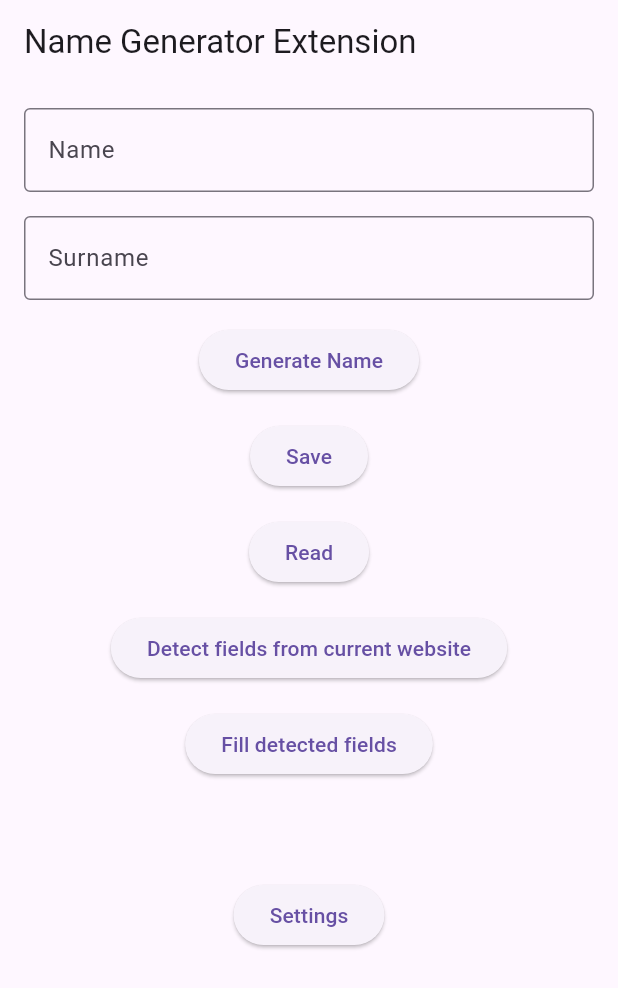
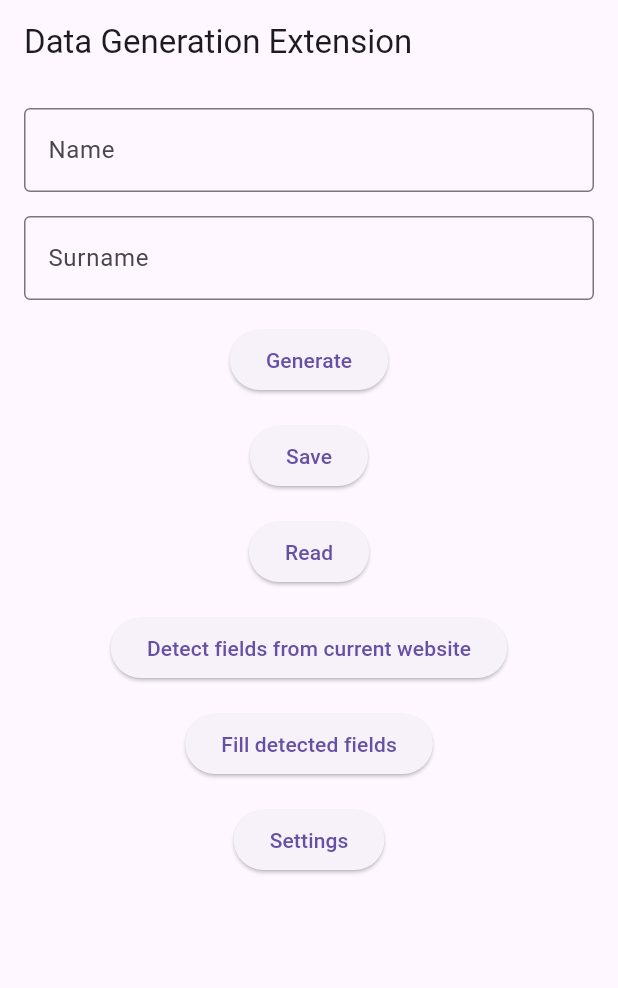
Before and after one commit to JustAnyones/obfusca-extension, a Flutter app: the screen it shows after launch, on a phone screen of 412 x 824 dp. Shown: the top 988 px of the screen. Run offline on Flutter 3.47's test engine with Material 3 defaults, Android fonts, the phone set to English and light mode, and no system bars; our stand-ins replace shared_preferences; missing offline and left inert: dart:js_interop; generated files the repository leaves out were written again.

Commit message:
Remove excess generated name textbox, string translations

```diff
--- a/lib/l10n/app_en.arb
+++ b/lib/l10n/app_en.arb
@@ -1,17 +1,15 @@
 {
-  "helloWorld": "Hello World!",
-  "ext_title": "Name Generator Extension",
+  "ext_title": "Data Generation Extension",
 
   "detect_fail": "Failed to detect fields",
 
   "generator_name_name": "Name",
   "generator_surname_name": "Surname",
-  "button_generate": "Generate Name",
+  "button_generate": "Generate",
 
   "button_save_entry": "Save",
-
+  "entry_saved": "Entry saved!",
   "missing_name_surname": "Enter name and surname",
-  "entry_saved": "Entry saved!",
 
   "settings_title": "Settings",
   "@settings_title": {
@@ -44,8 +42,5 @@
 
   "@ext_title": {
     "description": "Name and title of the extension"
-  },
-  "@helloWorld": {
-    "description": "The conventional newborn programmer greeting"
   }
 }
--- a/lib/widgets/generator.dart
+++ b/lib/widgets/generator.dart
@@ -25,8 +25,6 @@ class _NameGeneratorPageState extends State<NameGeneratorPage> {
 
   final TextEditingController _nameController = TextEditingController();
   final TextEditingController _surnameController = TextEditingController();
-
-  String _generatedName = "";
 
   int _frameId = -1;
   List<Map> _detectedFields = [];
@@ -72,9 +70,6 @@ class _NameGeneratorPageState extends State<NameGeneratorPage> {
         nameFreq.isEmpty ||
         surNames.isEmpty ||
         surNamesFreq.isEmpty) {
-      setState(() {
-        _generatedName = 'Error: Could not load name data.';
-      });
       return;
     }
 
@@ -115,7 +110,6 @@ class _NameGeneratorPageState extends State<NameGeneratorPage> {
     setState(() {
       _nameController.text = name;
       _surnameController.text = surname;
-      _generatedName = fullName;
     });
   }
 
@@ -240,11 +234,6 @@ class _NameGeneratorPageState extends State<NameGeneratorPage> {
               ),
               SizedBox(height: 16),
 
-              Text(
-                _generatedName,
-                style: TextStyle(fontSize: 24, fontWeight: FontWeight.bold),
-              ),
-              SizedBox(height: 16),
               ElevatedButton(
                 onPressed: () {
                   Navigator.push(
```
Also changed, not shown: lib/l10n/app_lt.arb (+9 -1 lines).
